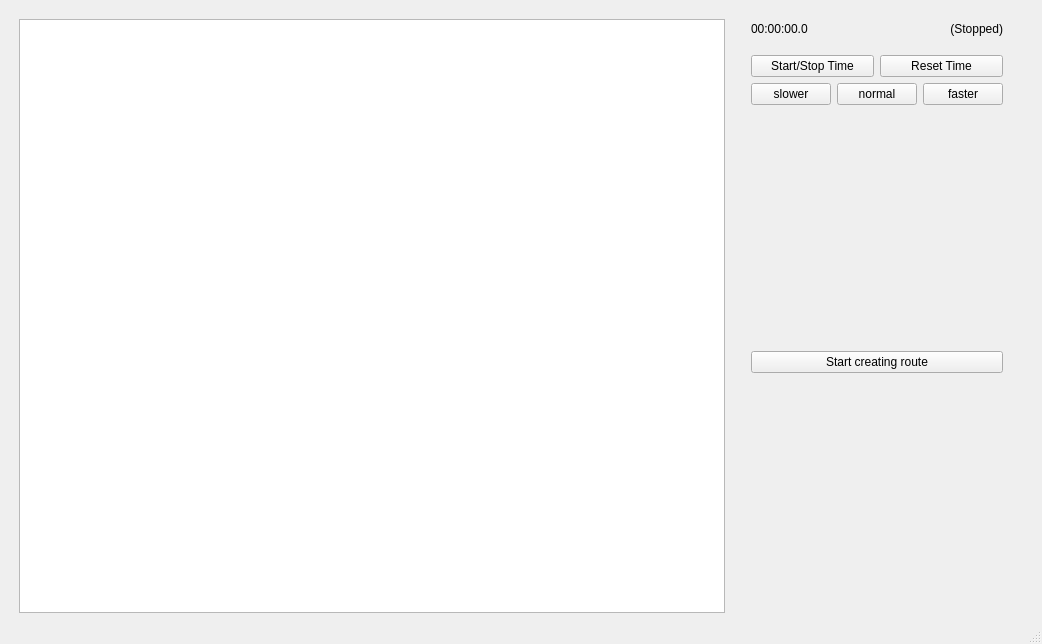
Before: the Qt Designer form mainwindow.ui in petrmiculek/icp_project, drawn with Qt 5.
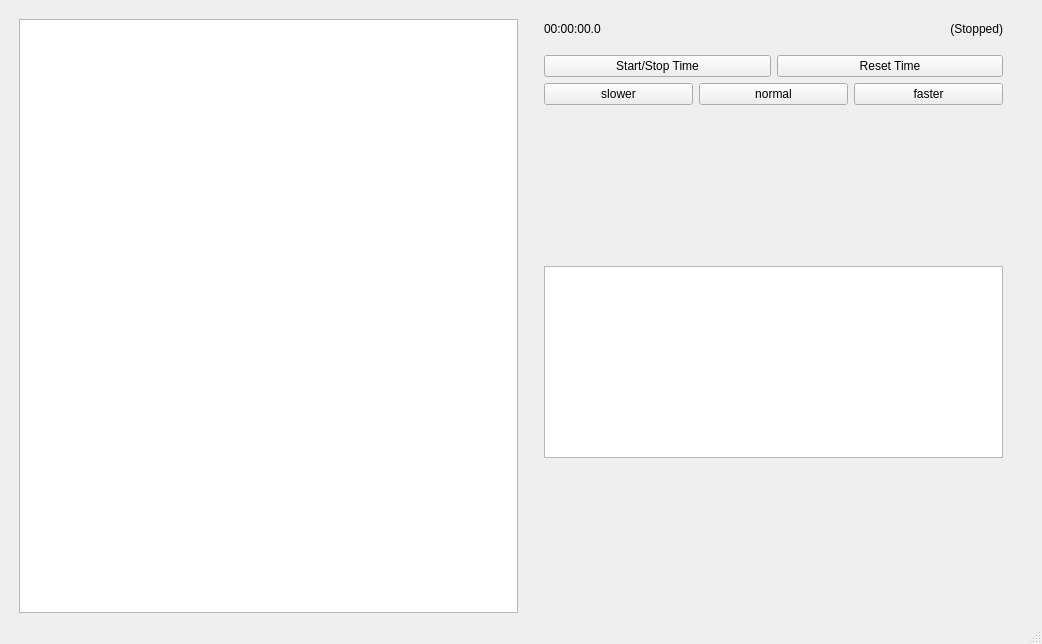
After: the same form once the commit is applied.

Diff of the .ui file:
```diff
--- a/mainwindow.ui
+++ b/mainwindow.ui
@@ -185,9 +185,12 @@
          </spacer>
         </item>
         <item>
-         <widget class="QPushButton" name="createRouteBtn">
-          <property name="text">
-           <string>Start creating route</string>
+         <widget class="QListWidget" name="listWidget">
+          <property name="maximumSize">
+           <size>
+            <width>1000</width>
+            <height>600</height>
+           </size>
           </property>
          </widget>
         </item>
```
